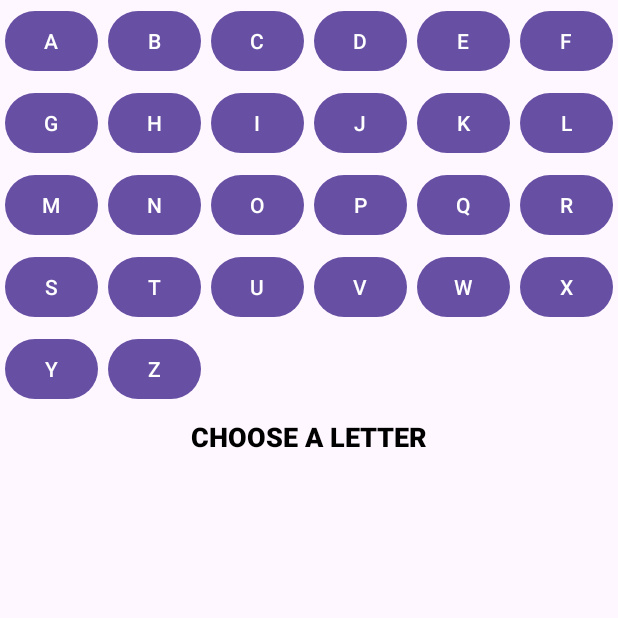
After one commit to CS-501-TeamMSH/HW4-Q5, an Android app: the fragment KeyboardFragment shown on its own in the app's theme, on a phone screen of 412 x 824 dp, the top half of it. The commit adds this screen. Run offline under Robolectric (Android 15) with nearby library versions, the phone set to English and light mode, and no system bars.

Commit message:
added keyboard layout fragment

```diff
--- /dev/null
+++ b/app/src/main/java/com/example/hw4_q5/KeyboardFragment.kt
@@ -0,0 +1,59 @@
+package com.example.hw4_q5
+
+import android.os.Bundle
+import androidx.fragment.app.Fragment
+import android.view.LayoutInflater
+import android.view.View
+import android.view.ViewGroup
+
+// TODO: Rename parameter arguments, choose names that match
+// the fragment initialization parameters, e.g. ARG_ITEM_NUMBER
+private const val ARG_PARAM1 = "param1"
+private const val ARG_PARAM2 = "param2"
+
+/**
+ * A simple [Fragment] subclass.
+ * Use the [KeyboardFragment.newInstance] factory method to
+ * create an instance of this fragment.
+ */
+class KeyboardFragment : Fragment() {
+    // TODO: Rename and change types of parameters
+    private var param1: String? = null
+    private var param2: String? = null
+
+    override fun onCreate(savedInstanceState: Bundle?) {
+        super.onCreate(savedInstanceState)
+        arguments?.let {
+            param1 = it.getString(ARG_PARAM1)
+            param2 = it.getString(ARG_PARAM2)
+        }
+    }
+
+    override fun onCreateView(
+        inflater: LayoutInflater, container: ViewGroup?,
+        savedInstanceState: Bundle?
+    ): View? {
+        // Inflate the layout for this fragment
+        return inflater.inflate(R.layout.fragment_keyboard, container, false)
+    }
+
+    companion object {
+        /**
+         * Use this factory method to create a new instance of
+         * this fragment using the provided parameters.
+         *
+         * @param param1 Parameter 1.
+         * @param param2 Parameter 2.
+         * @return A new instance of fragment KeyboardFragment.
+         */
+        // TODO: Rename and change types and number of parameters
+        @JvmStatic
+        fun newInstance(param1: String, param2: String) =
+            KeyboardFragment().apply {
+                arguments = Bundle().apply {
+                    putString(ARG_PARAM1, param1)
+                    putString(ARG_PARAM2, param2)
+                }
+            }
+    }
+}
--- a/app/src/main/res/layout/activity_main.xml
+++ b/app/src/main/res/layout/activity_main.xml
@@ -6,13 +6,13 @@
     android:layout_height="match_parent"
     tools:context=".MainActivity">
 
-    <TextView
-        android:layout_width="wrap_content"
+
+
+    <fragment
+        android:layout_width="match_parent"
         android:layout_height="wrap_content"
-        android:text="Hello World!"
-        app:layout_constraintBottom_toBottomOf="parent"
-        app:layout_constraintEnd_toEndOf="parent"
-        app:layout_constraintStart_toStartOf="parent"
-        app:layout_constraintTop_toTopOf="parent" />
+        tools:layout="@layout/fragment_keyboard"
+        app:layout_constraintTop_toTopOf="parent"/>
+
 
 </androidx.constraintlayout.widget.ConstraintLayout>
--- /dev/null
+++ b/app/src/main/res/layout/fragment_keyboard.xml
@@ -0,0 +1,254 @@
+<?xml version="1.0" encoding="utf-8"?>
+<FrameLayout xmlns:android="http://schemas.android.com/apk/res/android"
+    xmlns:tools="http://schemas.android.com/tools"
+    android:layout_width="match_parent"
+    android:layout_height="match_parent"
+    tools:context=".KeyboardFragment">
+
+    <LinearLayout
+        android:id="@+id/keyboard"
+        android:layout_width="match_parent"
+        android:layout_height="wrap_content"
+        android:orientation="vertical"
+        tools:context=".Keyboard">
+
+
+        <GridLayout
+            android:layout_width="match_parent"
+            android:layout_height="wrap_content"
+            android:columnCount="6"
+            android:rowCount="5">
+
+            <Button
+                android:id="@+id/buttonA"
+                android:layout_width="0dp"
+                android:layout_columnWeight="1"
+                android:layout_margin="3dp"
+                android:text="@string/a" />
+
+            <Button
+                android:id="@+id/buttonB"
+                android:layout_width="0dp"
+                android:layout_columnWeight="1"
+                android:layout_margin="3dp"
+                android:text="@string/b" />
+
+            <Button
+                android:id="@+id/buttonC"
+                android:layout_width="0dp"
+                android:layout_columnWeight="1"
+                android:layout_margin="3dp"
+                android:text="@string/c" />
+
+            <Button
+                android:id="@+id/buttonD"
+                android:layout_width="0dp"
+                android:layout_height="wrap_content"
+                android:layout_columnWeight="1"
+                android:layout_margin="3dp"
+                android:text="@string/d" />
+
+            <Button
+                android:id="@+id/buttonE"
+                android:layout_width="0dp"
+                android:layout_height="wrap_content"
+                android:layout_columnWeight="1"
+                android:layout_margin="3dp"
+                android:text="@string/e" />
+
+            <Button
+                android:id="@+id/buttonF"
+                android:layout_width="0dp"
+                android:layout_height="wrap_content"
+                android:layout_columnWeight="1"
+                android:layout_margin="3dp"
+                android:text="@string/f" />
+
+            <Button
+                android:id="@+id/buttonG"
+                android:layout_width="0dp"
+                android:layout_height="wrap_content"
+                android:layout_columnWeight="1"
+                android:layout_margin="3dp"
+                android:text="@string/g" />
+
+            <Button
+                android:id="@+id/buttonH"
+                android:layout_width="0dp"
+                android:layout_height="wrap_content"
+                android:layout_columnWeight="1"
+                android:layout_margin="3dp"
+                android:text="@string/h" />
+
+            <Button
+                android:id="@+id/buttonI"
+                android:layout_width="0dp"
+                android:layout_height="wrap_content"
+                android:layout_columnWeight="1"
+                android:layout_margin="3dp"
+                android:text="@string/i" />
+
+            <Button
+                android:id="@+id/buttonJ"
+                android:layout_width="0dp"
+                android:layout_height="wrap_content"
+                android:layout_columnWeight="1"
+                android:layout_margin="3dp"
+                android:text="@string/j" />
+
+            <Button
+                android:id="@+id/buttonK"
+                android:layout_width="0dp"
+                android:layout_height="wrap_content"
+                android:layout_columnWeight="1"
+                android:layout_margin="3dp"
+                android:text="@string/k" />
+
+            <Button
+                android:id="@+id/buttonL"
+                android:layout_width="0dp"
+                android:layout_height="wrap_content"
+                android:layout_columnWeight="1"
+                android:layout_margin="3dp"
+                android:text="@string/l" />
+
+            <Button
+                android:id="@+id/buttonM"
+                android:layout_width="0dp"
+                android:layout_height="wrap_content"
+                android:layout_columnWeight="1"
+                android:layout_margin="3dp"
+                android:text="@string/m" />
+
+            <Button
+                android:id="@+id/buttonN"
+                android:layout_width="0dp"
+                android:layout_height="wrap_content"
+                android:layout_columnWeight="1"
+                android:layout_margin="3dp"
+                android:text="@string/n" />
+
+            <Button
+                android:id="@+id/buttonO"
+                android:layout_width="0dp"
+                android:layout_height="wrap_content"
+                android:layout_columnWeight="1"
+                android:layout_margin="3dp"
+                android:text="@string/o" />
+
+            <Button
+                android:id="@+id/buttonP"
+                android:layout_width="0dp"
+                android:layout_height="wrap_content"
+                android:layout_columnWeight="1"
+                android:layout_margin="3dp"
+                android:text="@string/p" />
+
+            <Button
+                android:id="@+id/buttonQ"
+                android:layout_width="0dp"
+                android:layout_height="wrap_content"
+                android:layout_columnWeight="1"
+                android:layout_margin="3dp"
+                android:text="@string/q" />
+
+            <Button
+                android:id="@+id/buttonR"
+                android:layout_width="0dp"
+                android:layout_height="wrap_content"
+                android:layout_columnWeight="1"
+                android:layout_margin="3dp"
+                android:text="@string/r" />
+
+            <Button
+                android:id="@+id/buttonS"
+                android:layout_width="0dp"
+                android:layout_height="wrap_content"
+                android:layout_columnWeight="1"
+                android:layout_margin="3dp"
+                android:text="@string/s" />
+
+            <Button
+                android:id="@+id/buttonT"
+                android:layout_width="0dp"
+                android:layout_height="wrap_content"
+                android:layout_columnWeight="1"
+                android:layout_margin="3dp"
+                android:text="@string/t" />
+
+            <Button
+                android:id="@+id/buttonU"
+                android:layout_width="0dp"
+                android:layout_height="wrap_content"
+                android:layout_columnWeight="1"
+                android:layout_margin="3dp"
+                android:text="@string/u" />
+
+            <Button
+                android:id="@+id/buttonV"
+                android:layout_width="0dp"
+                android:layout_height="wrap_content"
+                android:layout_columnWeight="1"
+                android:layout_margin="3dp"
+                android:text="@string/v" />
+
+            <Button
+                android:id="@+id/buttonW"
+                android:layout_width="0dp"
+                android:layout_height="wrap_content"
+                android:layout_columnWeight="1"
+                android:layout_margin="3dp"
+                android:text="@string/w" />
+
+            <Button
+                android:id="@+id/buttonX"
+                android:layout_width="0dp"
+                android:layout_height="wrap_content"
+                android:layout_columnWeight="1"
+                android:layout_margin="3dp"
+                android:text="@string/x" />
+
+            <Button
+                android:id="@+id/buttonY"
+                android:layout_width="0dp"
+                android:layout_height="wrap_content"
+                android:layout_columnWeight="1"
+                android:layout_margin="3dp"
+                android:text="@string/y" />
+
+            <Button
+                android:id="@+id/buttonZ"
+                android:layout_width="0dp"
+                android:layout_height="wrap_content"
+                android:layout_columnWeight="1"
+                android:layout_margin="3dp"
+                android:text="@string/z" />
+        </GridLayout>
+
+
+        <LinearLayout
+            android:id="@+id/textButton"
+            android:layout_width="match_parent"
+            android:layout_height="wrap_content"
+            android:layout_weight="1"
+            android:orientation="vertical"
+            >
+
+            <TextView
+                android:id="@+id/textView"
+                android:layout_width="match_parent"
+                android:layout_height="match_parent"
+                android:fontFamily="sans-serif-black"
+                android:text="@string/instruction"
+                android:textAlignment="center"
+                android:textColor="@color/black"
+                android:layout_margin="5dp"
+                android:textSize="18dp"
+                android:gravity="center"/>
+        </LinearLayout>
+
+
+
+    </LinearLayout>
+
+</FrameLayout>
--- a/app/src/main/res/values/strings.xml
+++ b/app/src/main/res/values/strings.xml
@@ -1,3 +1,33 @@
 <resources>
     <string name="app_name">HW4-Q5</string>
+    <string name="hello_blank_fragment">Hello blank fragment</string>
+    <string name="a">A</string>
+    <string name="b">B</string>
+    <string name="c">C</string>
+    <string name="d">D</string>
+    <string name="e">E</string>
+    <string name="f">F</string>
+    <string name="g">G</string>
+    <string name="h">H</string>
+
+    <string name="i">I</string>
+    <string name="j">J</string>
+    <string name="k">K</string>
+    <string name="l">L</string>
+    <string name="m">M</string>
+    <string name="n">N</string>
+    <string name="o">O</string>
+    <string name="p">P</string>
+    <string name="q">Q</string>
+    <string name="r">R</string>
+    <string name="s">S</string>
+    <string name="t">T</string>
+    <string name="u">U</string>
+    <string name="v">V</string>
+
+    <string name="w">W</string>
+    <string name="x">X</string>
+    <string name="y">Y</string>
+    <string name="z">Z</string>
+    <string name="instruction">CHOOSE A LETTER</string>
 </resources>
```
